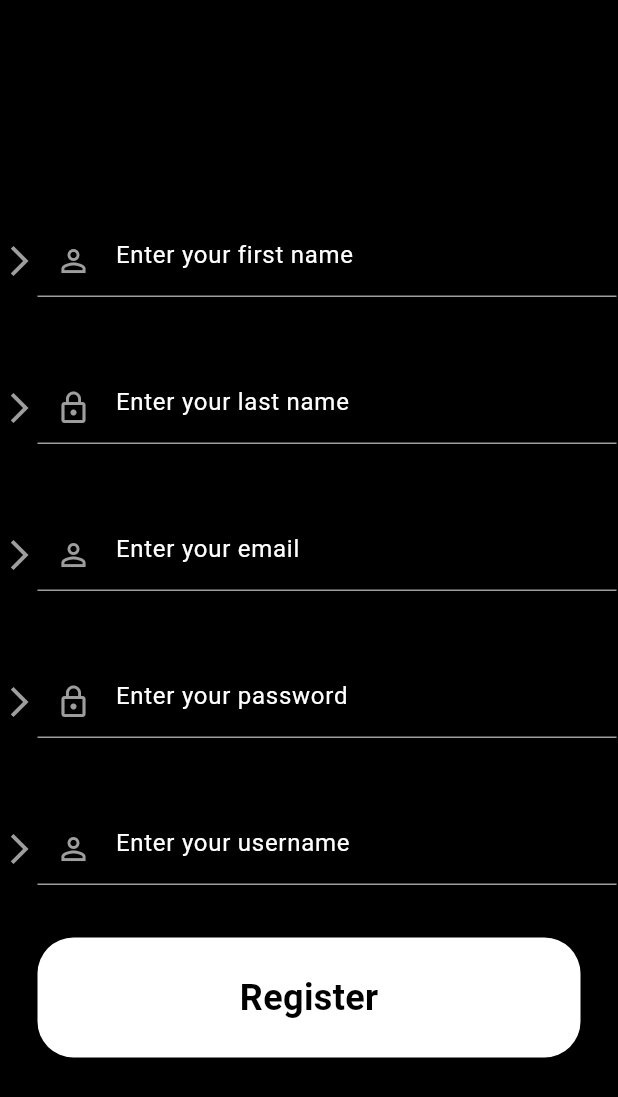
After one commit to nKharisma/typing-game, a Flutter app: the screen it shows after launch, after a tap on "Register here", on a phone screen of 412 x 824 dp. The commit adds this screen. Shown: the top 1097 px of the screen. Run offline on Flutter 3.47's test engine with Material 3 defaults, Android fonts, the phone set to English and light mode, and no system bars; network calls fail.

Commit message:
Mobile App Signup Page

```diff
--- a/mobile/typecode_mobile/lib/screens/login_page.dart
+++ b/mobile/typecode_mobile/lib/screens/login_page.dart
@@ -2,6 +2,7 @@
 
 import 'package:flutter/material.dart';
 import 'package:typecode_mobile/screens/profile_page.dart';
+import 'package:typecode_mobile/screens/signup_page.dart';
 import 'dart:convert';
 import 'package:http/http.dart' as http;
 
@@ -58,7 +59,8 @@ class _LoginPageState extends State<LoginPage> {
                       controller: usernameController, // Attach the controller
                       style: TextStyle(color: Colors.white),
                       decoration: InputDecoration(
-                        prefixIcon: Icon(Icons.person_outline, color: Colors.grey),
+                        prefixIcon:
+                            Icon(Icons.person_outline, color: Colors.grey),
                         enabledBorder: UnderlineInputBorder(
                           borderSide: BorderSide(color: Colors.grey),
                         ),
@@ -86,7 +88,8 @@ class _LoginPageState extends State<LoginPage> {
                       controller: passwordController, // Attach the controller
                       style: TextStyle(color: Colors.white),
                       decoration: InputDecoration(
-                        prefixIcon: Icon(Icons.lock_outline, color: Colors.grey),
+                        prefixIcon:
+                            Icon(Icons.lock_outline, color: Colors.grey),
                         enabledBorder: UnderlineInputBorder(
                           borderSide: BorderSide(color: Colors.grey),
                         ),
@@ -104,7 +107,35 @@ class _LoginPageState extends State<LoginPage> {
                 ],
               ),
             ),
-            SizedBox(height: 50),
+            SizedBox(height: 30),
+            Row(
+              children: [
+                SizedBox(width: 27,),
+                Text(
+                  "Don't have an account? ",
+                  style: TextStyle(
+                    color: Colors.white,
+                    //decoration: TextDecoration.underline,
+                  ),
+                ),
+                InkWell(
+                    child: Text(
+                      'Register here',
+                      style: TextStyle(
+                        color: Colors.blue,
+                        decoration: TextDecoration.underline,
+                      ),
+                    ),
+                    onTap: () {
+                      Navigator.push(
+                          context,
+                          MaterialPageRoute(
+                            builder: (context) => SignupPage(),
+                          ));
+                    }),
+              ],
+            ),
+            SizedBox(height: 15,),
             BottomButton(
               buttonTitle: 'Login',
               /*onTap:() {
@@ -120,13 +151,16 @@ class _LoginPageState extends State<LoginPage> {
                 print(usernameController.text);
                 print(passwordController.text);
                 final response = await http.post(
-                  Uri.parse('https://typecode.app/api/login'), // replace with your API URL
+                  Uri.parse(
+                      'https://typecode.app/api/login'), // replace with your API URL
                   headers: <String, String>{
                     'Content-Type': 'application/json',
                   },
                   body: jsonEncode(<String, String>{
-                    'login': usernameController.text.trim(), // Use the input value
-                    'password': passwordController.text.trim() // Use the input value
+                    'login':
+                        usernameController.text.trim(), // Use the input value
+                    'password':
+                        passwordController.text.trim() // Use the input value
                   }),
                 );
 
--- a/mobile/typecode_mobile/lib/screens/profile_page.dart
+++ b/mobile/typecode_mobile/lib/screens/profile_page.dart
@@ -74,7 +74,7 @@ class _MainAppNavigationState extends State<MainAppNavigation> {
           ),
         ),*/
 
-        //Profile page
+        // Profile page
         Container(
           color: Colors.black,
           child: SafeArea(
@@ -131,7 +131,7 @@ class _MainAppNavigationState extends State<MainAppNavigation> {
           ),
         ),
 
-        /// Notifications page
+        /// Leaderboard page
         Container(
           color: Colors.black,
           child: SafeArea(
@@ -154,7 +154,7 @@ class _MainAppNavigationState extends State<MainAppNavigation> {
           ),
         ),
 
-        /// Messages page
+        // Settings page
         ListView.builder(
           reverse: true,
           itemCount: 2,
--- /dev/null
+++ b/mobile/typecode_mobile/lib/screens/signup_page.dart
@@ -0,0 +1,242 @@
+// ignore_for_file: library_private_types_in_public_api, prefer_const_constructors, prefer_const_literals_to_create_immutables, use_build_context_synchronously
+
+import 'package:flutter/material.dart';
+import 'package:typecode_mobile/screens/login_page.dart';
+import 'dart:convert';
+import 'package:http/http.dart' as http;
+
+class SignupPage extends StatefulWidget {
+  const SignupPage({super.key});
+
+  @override
+  _SignupPageState createState() => _SignupPageState();
+}
+
+class _SignupPageState extends State<SignupPage> {
+  @override
+  Widget build(BuildContext context) {
+    final TextEditingController firstnameController = TextEditingController();
+    final TextEditingController lastnameController = TextEditingController();
+    final TextEditingController emailController = TextEditingController();
+    final TextEditingController passwordController = TextEditingController();
+    final TextEditingController usernameController = TextEditingController();
+
+    return Scaffold(
+      backgroundColor: Colors.black,
+      body: SafeArea(
+        child: Column(
+          children: [
+            SizedBox(height: 150,),
+            Padding(
+              padding: const EdgeInsets.symmetric(horizontal: 1),
+              child: Row(
+                children: [
+                  Icon(Icons.arrow_forward_ios, color: Colors.grey),
+                  Expanded(
+                    child: TextFormField(
+                      controller: firstnameController, // Attach the controller
+                      style: TextStyle(color: Colors.white),
+                      decoration: InputDecoration(
+                        prefixIcon:
+                            Icon(Icons.person_outline, color: Colors.grey),
+                        enabledBorder: UnderlineInputBorder(
+                          borderSide: BorderSide(color: Colors.grey),
+                        ),
+                        focusedBorder: UnderlineInputBorder(
+                          borderSide: BorderSide(color: Colors.white),
+                        ),
+                        hintText: 'Enter your first name',
+                        hintStyle: TextStyle(color: Colors.white),
+                      ),
+                      keyboardType: TextInputType.text,
+                      autovalidateMode: AutovalidateMode.onUserInteraction,
+                    ),
+                  ),
+                ],
+              ),
+            ),
+            SizedBox(height: 50),
+            Padding(
+              padding: const EdgeInsets.symmetric(horizontal: 1),
+              child: Row(
+                children: [
+                  Icon(Icons.arrow_forward_ios, color: Colors.grey),
+                  Expanded(
+                    child: TextFormField(
+                      controller: lastnameController, // Attach the controller
+                      style: TextStyle(color: Colors.white),
+                      decoration: InputDecoration(
+                        prefixIcon:
+                            Icon(Icons.lock_outline, color: Colors.grey),
+                        enabledBorder: UnderlineInputBorder(
+                          borderSide: BorderSide(color: Colors.grey),
+                        ),
+                        focusedBorder: UnderlineInputBorder(
+                          borderSide: BorderSide(color: Colors.white),
+                        ),
+                        hintText: 'Enter your last name',
+                        hintStyle: TextStyle(color: Colors.white),
+                      ),
+                      //obscureText: true, // Mask the password input
+                      keyboardType: TextInputType.text,
+                      autovalidateMode: AutovalidateMode.onUserInteraction,
+                    ),
+                  ),
+                ],
+              ),
+            ),
+            SizedBox(height: 50),
+            Padding(
+              padding: const EdgeInsets.symmetric(horizontal: 1),
+              child: Row(
+                children: [
+                  Icon(Icons.arrow_forward_ios, color: Colors.grey),
+                  Expanded(
+                    child: TextFormField(
+                      controller: emailController, // Attach the controller
+                      style: TextStyle(color: Colors.white),
+                      decoration: InputDecoration(
+                        prefixIcon:
+                            Icon(Icons.person_outline, color: Colors.grey),
+                        enabledBorder: UnderlineInputBorder(
+                          borderSide: BorderSide(color: Colors.grey),
+                        ),
+                        focusedBorder: UnderlineInputBorder(
+                          borderSide: BorderSide(color: Colors.white),
+                        ),
+                        hintText: 'Enter your email',
+                        hintStyle: TextStyle(color: Colors.white),
+                      ),
+                      keyboardType: TextInputType.text,
+                      autovalidateMode: AutovalidateMode.onUserInteraction,
+                    ),
+                  ),
+                ],
+              ),
+            ),
+            SizedBox(height: 50),
+            Padding(
+              padding: const EdgeInsets.symmetric(horizontal: 1),
+              child: Row(
+                children: [
+                  Icon(Icons.arrow_forward_ios, color: Colors.grey),
+                  Expanded(
+                    child: TextFormField(
+                      controller: passwordController, // Attach the controller
+                      style: TextStyle(color: Colors.white),
+                      decoration: InputDecoration(
+                        prefixIcon:
+                            Icon(Icons.lock_outline, color: Colors.grey),
+                        enabledBorder: UnderlineInputBorder(
+                          borderSide: BorderSide(color: Colors.grey),
+                        ),
+                        focusedBorder: UnderlineInputBorder(
+                          borderSide: BorderSide(color: Colors.white),
+                        ),
+                        hintText: 'Enter your password',
+                        hintStyle: TextStyle(color: Colors.white),
+                      ),
+                      //obscureText: true, // Mask the password input
+                      keyboardType: TextInputType.text,
+                      autovalidateMode: AutovalidateMode.onUserInteraction,
+                    ),
+                  ),
+                ],
+              ),
+            ),
+            SizedBox(height: 50),
+            Padding(
+              padding: const EdgeInsets.symmetric(horizontal: 1),
+              child: Row(
+                children: [
+                  Icon(Icons.arrow_forward_ios, color: Colors.grey),
+                  Expanded(
+                    child: TextFormField(
+                      controller: usernameController, // Attach the controller
+                      style: TextStyle(color: Colors.white),
+                      decoration: InputDecoration(
+                        prefixIcon:
+                            Icon(Icons.person_outline, color: Colors.grey),
+                        enabledBorder: UnderlineInputBorder(
+                          borderSide: BorderSide(color: Colors.grey),
+                        ),
+                        focusedBorder: UnderlineInputBorder(
+                          borderSide: BorderSide(color: Colors.white),
+                        ),
+                        hintText: 'Enter your username',
+                        hintStyle: TextStyle(color: Colors.white),
+                      ),
+                      keyboardType: TextInputType.text,
+                      autovalidateMode: AutovalidateMode.onUserInteraction,
+                    ),
+                  ),
+                ],
+              ),
+            ),
+            SizedBox(height: 15,),
+            BottomButton(
+              buttonTitle: 'Register',
+              onTap: () async {
+                final response = await http.post(
+                  Uri.parse(
+                      'https://typecode.app/api/signup'), // replace with your API URL
+                  headers: <String, String>{
+                    'Content-Type': 'application/json',
+                  },
+                  body: jsonEncode(<String, String>{
+                    'firstName':
+                      firstnameController.text.trim(),
+                    'lastName':
+                      lastnameController.text.trim(),
+                    'email':
+                      emailController.text.trim(),
+                    'login':
+                        usernameController.text.trim(), // Use the input value
+                    'password':
+                        passwordController.text.trim() // Use the input value
+                  }),
+                );
+
+                if (response.statusCode == 200) {
+                  final user = jsonDecode(response.body);
+                  // Login successful, navigate to the main app page
+                  Navigator.push(
+                    context,
+                    MaterialPageRoute(
+                      builder: (context) => LoginPage(),
+                    ),
+                  );
+                } else {
+                  // Handle login failure by showing an alert dialog
+                  print(response.statusCode);
+                  showDialog(
+                    context: context,
+                    builder: (BuildContext context) {
+                      return AlertDialog(
+                        title: Text('User already exits'),
+                        content: Text(jsonDecode(response.body)['error']),
+                        actions: <Widget>[
+                          TextButton(
+                            onPressed: () {
+                              Navigator.of(context).pop();
+                            },
+                            child: Text('OK'),
+                          ),
+                        ],
+                      );
+                    },
+                  );
+                }
+              },
+            ),
+
+          ]
+        ),
+      ),
+    );
+
+
+    //throw UnimplementedError();
+  }
+
+}
```
